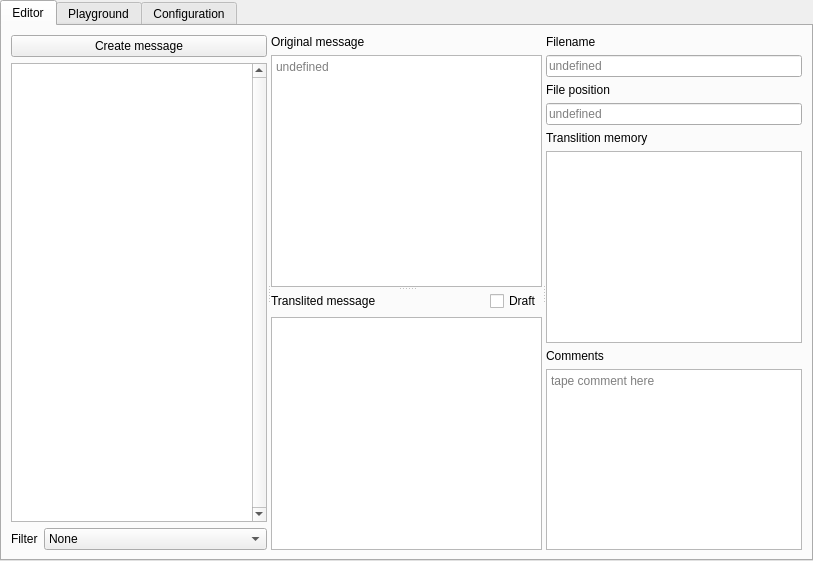
Old version of the form ui/editor.ui in the repository PtaxLaine/fluedit.
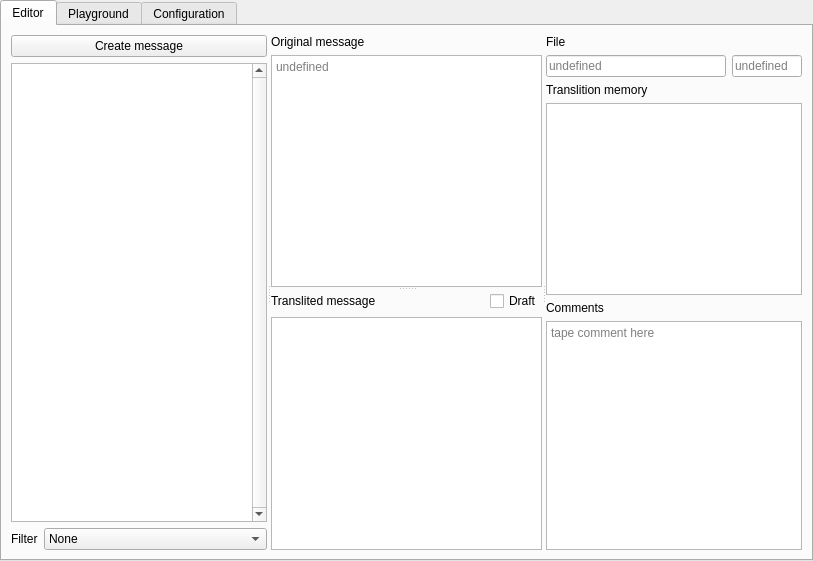
New version of the form.

The edit to the form file:
```diff
--- a/ui/editor.ui
+++ b/ui/editor.ui
@@ -197,12 +197,20 @@
            <item>
             <widget class="QLabel" name="label_3">
              <property name="text">
-              <string>Filename</string>
+              <string>File</string>
              </property>
             </widget>
            </item>
            <item>
-            <widget class="QLineEdit" name="lineEdit">
+            <layout class="QHBoxLayout" name="horizontalLayout_2">
+             <item>
+              <widget class="QLineEdit" name="msg_source_fname_box">
+               <property name="sizePolicy">
+                <sizepolicy hsizetype="Expanding" vsizetype="Fixed">
+                 <horstretch>0</horstretch>
+                 <verstretch>0</verstretch>
+                </sizepolicy>
+               </property>
              <property name="readOnly">
               <bool>true</bool>
              </property>
@@ -212,14 +220,13 @@
             </widget>
            </item>
            <item>
-            <widget class="QLabel" name="label_4">
-             <property name="text">
-              <string>File position</string>
-             </property>
-            </widget>
-           </item>
-           <item>
-            <widget class="QLineEdit" name="lineEdit_2">
+              <widget class="QLineEdit" name="msg_source_line_box">
+               <property name="maximumSize">
+                <size>
+                 <width>70</width>
+                 <height>16777215</height>
+                </size>
+               </property>
              <property name="readOnly">
               <bool>true</bool>
              </property>
@@ -227,6 +234,8 @@
               <string>undefined</string>
              </property>
             </widget>
+             </item>
+            </layout>
            </item>
            <item>
             <widget class="QLabel" name="label_5">
```
Lines whose indentation alone changed are shown as unchanged.
